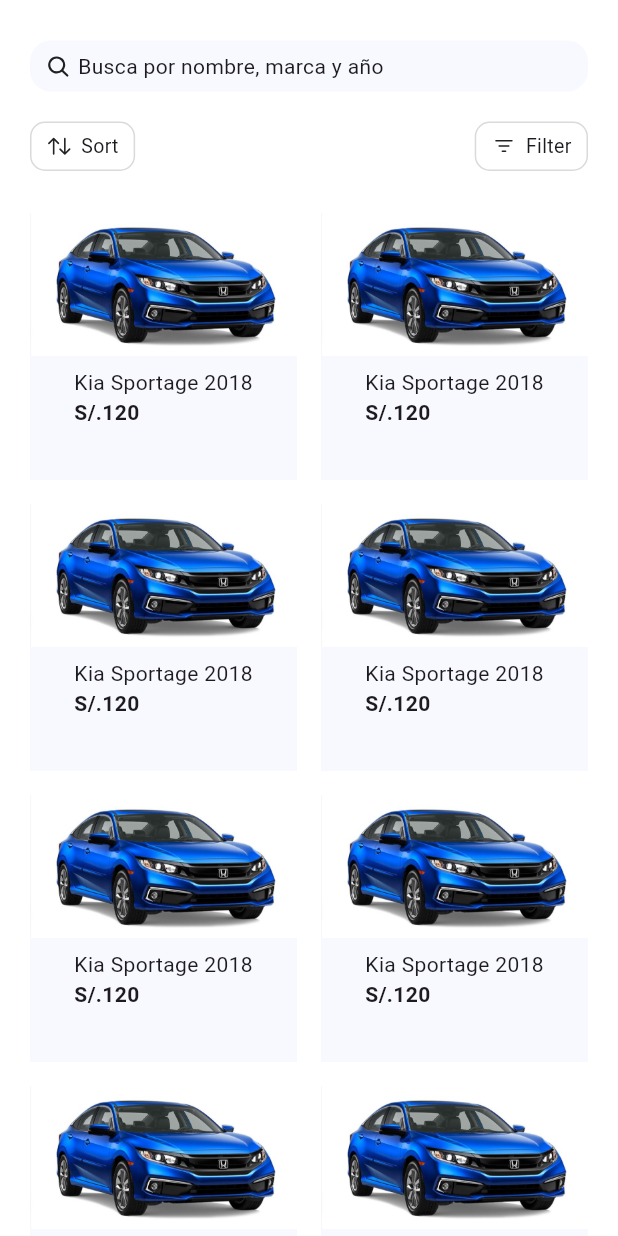
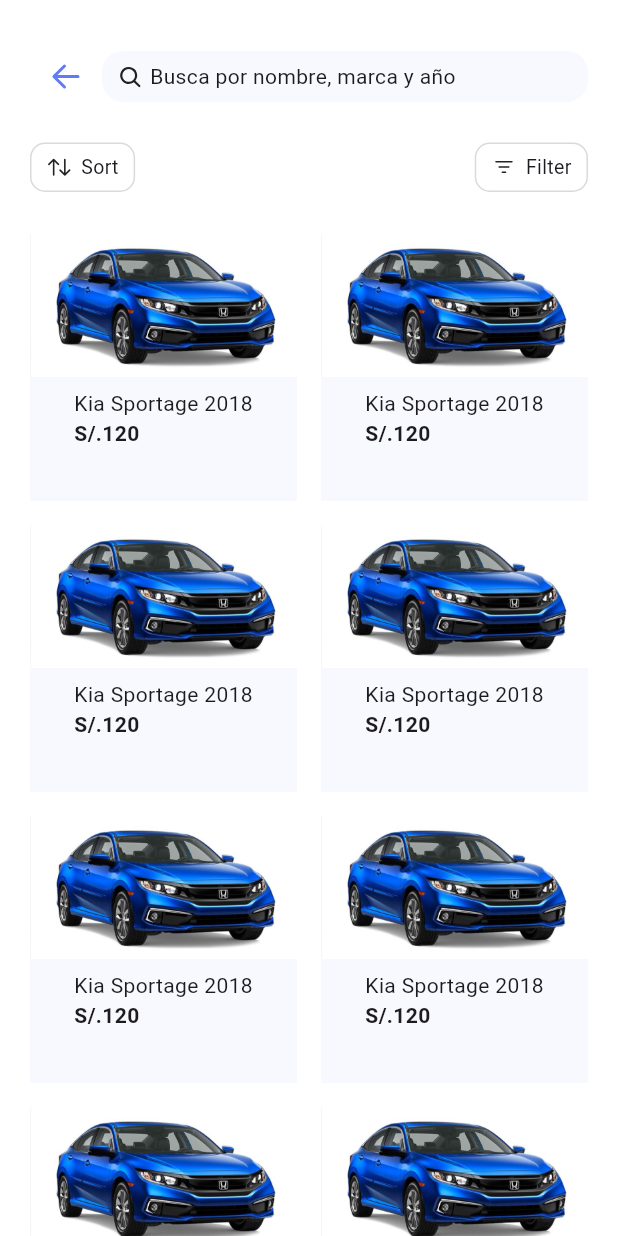
Before and after one commit to Applicaciones-moviles/Frontend, a Flutter app: the Catalogue screen opened directly, on a phone screen of 412 x 824 dp. Run offline on Flutter 3.47's test engine with Material 3 defaults, Android fonts, the phone set to English and light mode, and no system bars; our stand-ins replace fluentui_icons, google_fonts, table_calendar.

Commit message:
fix: screen navigation and overflow

```diff
--- a/lib/base/screens/cart.dart
+++ b/lib/base/screens/cart.dart
@@ -13,7 +13,9 @@
           style: TextStyle(fontSize: 18.0, fontWeight: FontWeight.w500),
         ),
         leading: IconButton(
-          onPressed: () {},
+          onPressed: () {
+            Navigator.pop(context);
+          },
           icon: const Icon(FluentSystemIcons.ic_fluent_arrow_left_filled),
           color: const Color.fromARGB(255, 96, 123, 243),
         ),
--- a/lib/base/screens/catalogue.dart
+++ b/lib/base/screens/catalogue.dart
@@ -1,3 +1,4 @@
+import 'package:carconnect_aplication/base/screens/cardescription.dart';
 import 'package:carconnect_aplication/base/widgets/car_catalogue.dart';
 import 'package:fluentui_icons/fluentui_icons.dart';
 import 'package:flutter/material.dart';
@@ -9,50 +10,54 @@
   Widget build(BuildContext context) {
     return Scaffold(
       backgroundColor: const Color.fromARGB(255, 255, 255, 255),
-        body: ListView(
+      body: SafeArea(
+        child: ListView(
           children: [
-            const SizedBox(
-              height: 7,
-            ),
+            const SizedBox(height: 7),
             Container(
-              //color: Colors.red,
               padding: const EdgeInsets.symmetric(vertical: 20, horizontal: 20),
               child: Column(
                 children: [
-                  Container(
-                    padding:
-                        const EdgeInsets.symmetric(vertical: 7, horizontal: 10),
+                  Row(
+                    children: [
+                      IconButton(
+                        icon: const Icon(FluentSystemIcons.ic_fluent_arrow_left_filled),
+                        onPressed: () {
+                          Navigator.pop(context);
+                        },
+                        color: const Color.fromARGB(255, 96, 123, 243),
+                      ),
+                      Expanded(
+                        child: Container(
+                          padding: const EdgeInsets.symmetric(vertical: 7, horizontal: 10),
                           decoration: BoxDecoration(
                             borderRadius: BorderRadius.circular(14),
                             color: const Color(0xffF8F9FE),
                           ),
                           child: const Row(
-                      //mainAxisAlignment: MainAxisAlignment.spaceBetween,
                             children: [
                               Icon(
                                 FluentSystemIcons.ic_fluent_search_filled,
                                 size: 17,
                               ),
-                        SizedBox(
-                          width: 5,
-                        ),
+                              SizedBox(width: 5),
                               Text("Busca por nombre, marca y año"),
                             ],
                           ),
                         ),
+                      ),
+                    ],
+                  ),
                   Container(
-                    padding: const EdgeInsets.symmetric(
-                        vertical: 20),
+                    padding: const EdgeInsets.symmetric(vertical: 20),
                     child: Row(
                       mainAxisAlignment: MainAxisAlignment.spaceBetween,
                       children: [
                         Container(
-                          padding: const EdgeInsets.symmetric(
-                              vertical: 6, horizontal: 10),
+                          padding: const EdgeInsets.symmetric(vertical: 6, horizontal: 10),
                           decoration: BoxDecoration(
                             borderRadius: BorderRadius.circular(10),
-                            border: Border.all(
-                                color: const Color.fromARGB(38, 7, 7, 7)),
+                            border: Border.all(color: const Color.fromARGB(38, 7, 7, 7)),
                           ),
                           child: const Row(
                             children: [
@@ -60,24 +65,19 @@
                                 FluentSystemIcons.ic_fluent_arrow_sort_regular,
                                 size: 17,
                               ),
-                              Padding(
-                                  padding: EdgeInsets.symmetric(horizontal: 3)),
+                              Padding(padding: EdgeInsets.symmetric(horizontal: 3)),
                               Text(
                                 "Sort",
-                                style: TextStyle(
-                                  fontSize: 13,
-                                ),
+                                style: TextStyle(fontSize: 13),
                               ),
                             ],
                           ),
                         ),
                         Container(
-                          padding: const EdgeInsets.symmetric(
-                              vertical: 6, horizontal: 10),
+                          padding: const EdgeInsets.symmetric(vertical: 6, horizontal: 10),
                           decoration: BoxDecoration(
                             borderRadius: BorderRadius.circular(10),
-                            border: Border.all(
-                                color: const Color.fromARGB(38, 7, 7, 7)),
+                            border: Border.all(color: const Color.fromARGB(38, 7, 7, 7)),
                           ),
                           child: const Row(
                             children: [
@@ -85,13 +85,10 @@
                                 FluentSystemIcons.ic_fluent_filter_regular,
                                 size: 17,
                               ),
-                              Padding(
-                                  padding: EdgeInsets.symmetric(horizontal: 3)),
+                              Padding(padding: EdgeInsets.symmetric(horizontal: 3)),
                               Text(
                                 "Filter",
-                                style: TextStyle(
-                                  fontSize: 13,
-                                ),
+                                style: TextStyle(fontSize: 13),
                               ),
                             ],
                           ),
@@ -102,20 +99,25 @@
                   Padding(
                     padding: const EdgeInsets.only(top: 8.0),
                     child: GridView.builder(
-                      shrinkWrap:
-                          true, // Permite que la grilla se ajuste a su contenido
-                      physics:
-                          const NeverScrollableScrollPhysics(), // Desactiva el scroll interno
-                      gridDelegate:
-                          const SliverGridDelegateWithFixedCrossAxisCount(
+                      shrinkWrap: true,
+                      physics: const NeverScrollableScrollPhysics(),
+                      gridDelegate: const SliverGridDelegateWithFixedCrossAxisCount(
                         crossAxisCount: 2,
                         crossAxisSpacing: 16.0,
                         mainAxisSpacing: 16.0,
                         childAspectRatio: 1.0,
                       ),
-                      itemCount: 10, // Define el número de elementos
+                      itemCount: 10,
                       itemBuilder: (context, index) {
-                        return const CarCatalogue();
+                        return GestureDetector(
+                          onTap: () {
+                            Navigator.push(
+                              context,
+                              MaterialPageRoute(builder: (context) => Cardescription()),
+                            );
+                          },
+                          child: const CarCatalogue(),
+                        );
                       },
                     ),
                   ),
@@ -123,6 +125,8 @@
               ),
             ),
           ],
-        ));
+        ),
+      ),
+    );
   }
 }
--- a/lib/base/screens/home-car.dart
+++ b/lib/base/screens/home-car.dart
@@ -1,3 +1,4 @@
+import 'package:carconnect_aplication/base/screens/registercar.dart';
 import 'package:flutter/material.dart';
 
 Widget homeCar() {
@@ -122,7 +123,10 @@
           const SizedBox(height: 20),
           ElevatedButton(
             onPressed: () {
-              // Implement navigation or other functionality here
+                Navigator.push(
+                context,
+                MaterialPageRoute(builder: (context) => Registercar()),
+              );
             },
             style: ElevatedButton.styleFrom(
               backgroundColor: const Color(0xFF006FFD),
--- a/lib/base/screens/login_page.dart
+++ b/lib/base/screens/login_page.dart
@@ -26,8 +26,8 @@
                 mainAxisAlignment: MainAxisAlignment.center,
                 children: [
                   Image.asset(
-                    'lib/images/login_image.png',
-                    height: 220,
+                    'lib/base/images/login_image.png',
+                    height: 210,
                   )
                 ],
               ),
--- a/lib/main.dart
+++ b/lib/main.dart
@@ -1,6 +1,7 @@
 import 'package:carconnect_aplication/base/screens/cart.dart';
 import 'package:carconnect_aplication/base/screens/catalogue.dart';
 import 'package:carconnect_aplication/base/screens/login_page.dart';
+import 'package:carconnect_aplication/base/screens/register_page.dart';
 import 'package:flutter/material.dart';
 import 'base/screens/cardescription.dart';
 import 'base/screens/home-client.dart';
@@ -31,7 +32,7 @@
 
       // home: Registercar(),
 
-      home: const Cart(),
+      home: LoginPage(),
 
       //home: homeCar(),
 
--- a/pubspec.yaml
+++ b/pubspec.yaml
@@ -70,8 +70,7 @@
   assets:
 
     - assets/images/
-#    - lib/base/images/
-
+    - lib/base/images/
     - assets/
 
   #   - images/a_dot_ham.jpeg
```
Also changed, not shown: lib/base/screens/cardescription.dart (+21 -7 lines), lib/base/screens/home-client.dart (+15 -30 lines), lib/base/screens/register_page.dart (+10 -4 lines). Lines whose indentation alone changed are shown as unchanged.
